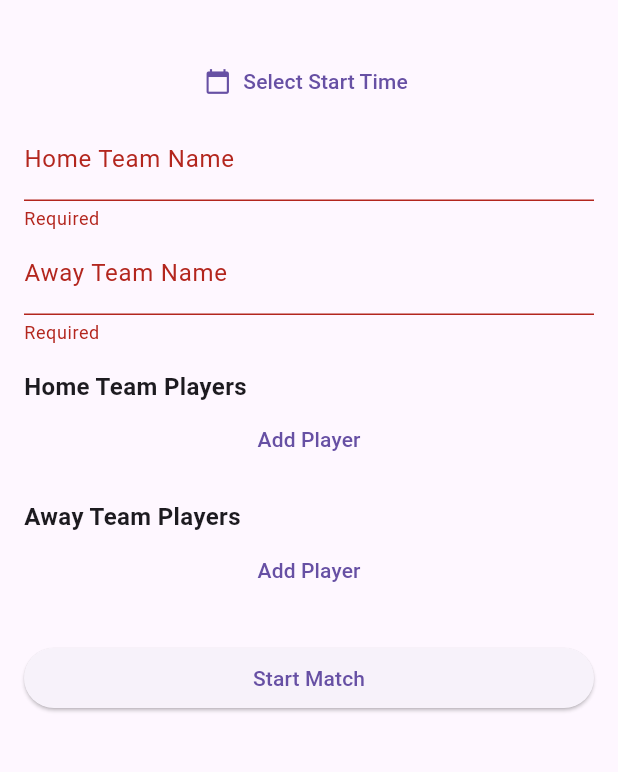
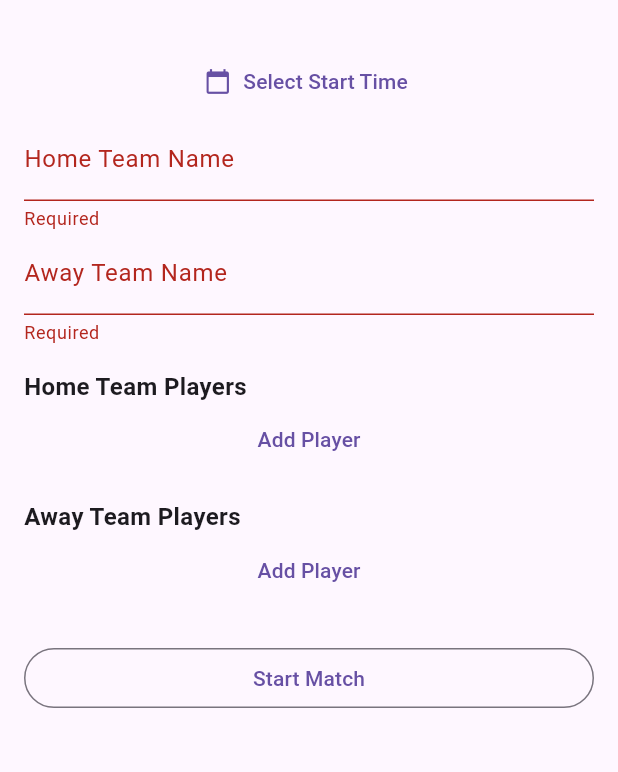
Before and after one commit to ruthenicgull/gamecast, a Flutter app: the AddMatchPage screen opened directly, after a tap on "Start Match", on a phone screen of 412 x 824 dp, the part 63-835 px from its top. Run offline on Flutter 3.47's test engine with Material 3 defaults, Android fonts, the light colour scheme and no system bars; our stand-ins replace cloud_firestore, firebase_auth, firebase_core, google_sign_in; accounts and stored records are empty.

Commit message:
matches being created

```diff
--- a/lib/pages/add_match_page.dart
+++ b/lib/pages/add_match_page.dart
@@ -143,7 +143,12 @@ class _AddMatchPageState extends State<AddMatchPage> {
         events: [],
       );
 
-      await _matchService.createMatch(fullMatchData, userId);
+      try {
+        await _matchService.createMatch(fullMatchData, userId);
+      } catch (e) {
+        print('Error creating match: $e');
+        // Optionally show an error dialog to the user
+      }
       setState(() {
         isRecording = true;
         currentMatchId = match.matchId;
@@ -187,7 +192,7 @@ class _AddMatchPageState extends State<AddMatchPage> {
               _buildPlayerList(false),
               SizedBox(height: 24),
               if (!isRecording)
-                ElevatedButton(
+                OutlinedButton(
                   onPressed: _startMatch,
                   child: Text('Start Match'),
                 )
```
Also changed, not shown: lib/models/match_models.dart (+6 -2 lines).
